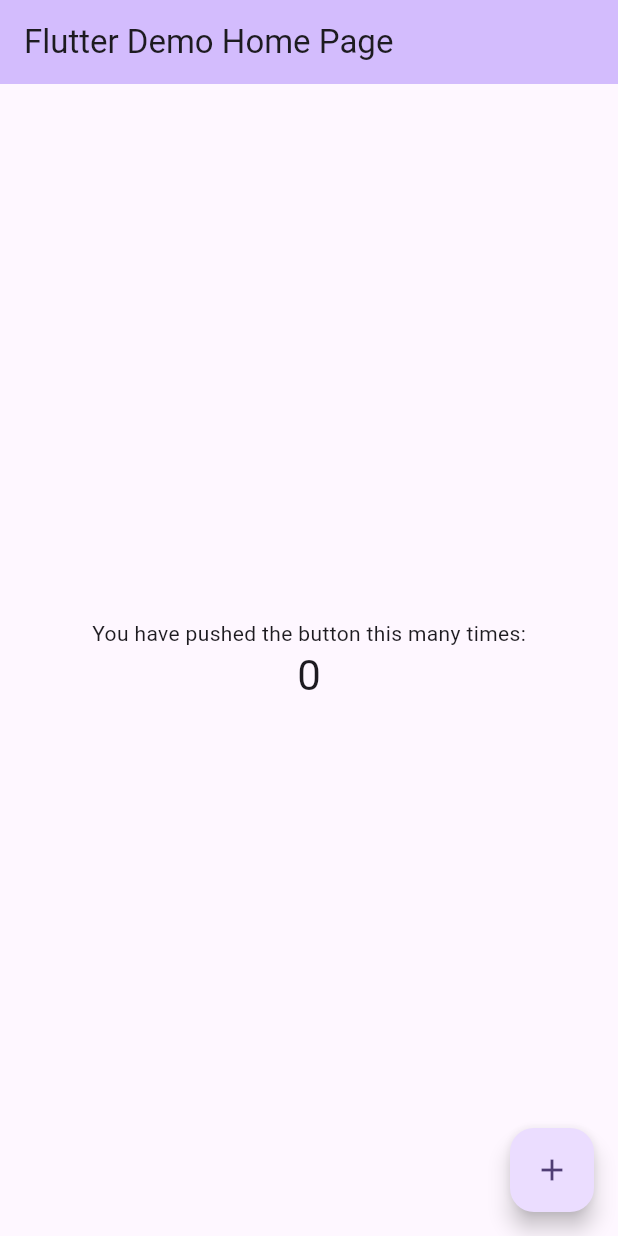
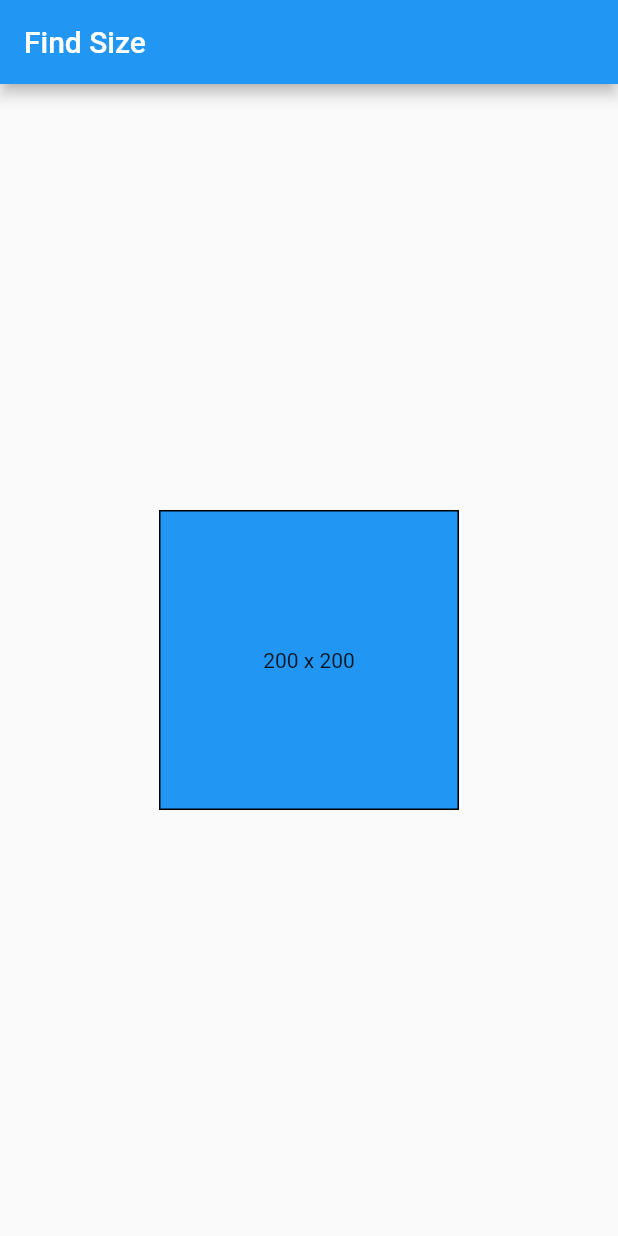
Before and after one commit to nishalsehan/find_size, a Flutter app: the screen it shows after launch, on a phone screen of 412 x 824 dp. Run offline on Flutter 3.47's test engine with Material 2 defaults, Android fonts, the phone set to English and light mode, and no system bars.

Commit message:
example project implemented

```diff
--- a/example/lib/main.dart
+++ b/example/lib/main.dart
@@ -1,3 +1,4 @@
+import 'package:find_size/find_size.dart';
 import 'package:flutter/material.dart';
 
 void main() {
@@ -7,119 +8,74 @@ void main() {
 class MyApp extends StatelessWidget {
   const MyApp({super.key});
 
-  // This widget is the root of your application.
   @override
   Widget build(BuildContext context) {
-    return MaterialApp(
-      title: 'Flutter Demo',
-      theme: ThemeData(
-        // This is the theme of your application.
-        //
-        // TRY THIS: Try running your application with "flutter run". You'll see
-        // the application has a blue toolbar. Then, without quitting the app,
-        // try changing the seedColor in the colorScheme below to Colors.green
-        // and then invoke "hot reload" (save your changes or press the "hot
-        // reload" button in a Flutter-supported IDE, or press "r" if you used
-        // the command line to start the app).
-        //
-        // Notice that the counter didn't reset back to zero; the application
-        // state is not lost during the reload. To reset the state, use hot
-        // restart instead.
-        //
-        // This works for code too, not just values: Most code changes can be
-        // tested with just a hot reload.
-        colorScheme: ColorScheme.fromSeed(seedColor: Colors.deepPurple),
-        useMaterial3: true,
-      ),
-      home: const MyHomePage(title: 'Flutter Demo Home Page'),
+    return const MaterialApp(
+      debugShowCheckedModeBanner: false,
+      home: HomePage(),
     );
   }
 }
 
-class MyHomePage extends StatefulWidget {
-  const MyHomePage({super.key, required this.title});
-
-  // This widget is the home page of your application. It is stateful, meaning
-  // that it has a State object (defined below) that contains fields that affect
-  // how it looks.
-
-  // This class is the configuration for the state. It holds the values (in this
-  // case the title) provided by the parent (in this case the App widget) and
-  // used by the build method of the State. Fields in a Widget subclass are
-  // always marked "final".
-
-  final String title;
+class HomePage extends StatefulWidget {
+  const HomePage({super.key});
 
   @override
-  State<MyHomePage> createState() => _MyHomePageState();
+  HomePageState createState() => HomePageState();
 }
 
-class _MyHomePageState extends State<MyHomePage> {
-  int _counter = 0;
-
-  void _incrementCounter() {
-    setState(() {
-      // This call to setState tells the Flutter framework that something has
-      // changed in this State, which causes it to rerun the build method below
-      // so that the display can reflect the updated values. If we changed
-      // _counter without calling setState(), then the build method would not be
-      // called again, and so nothing would appear to happen.
-      _counter++;
-    });
-  }
+class HomePageState extends State<HomePage> {
+  double width = 200;
+  double height = 200;
+  Size containerSize = Size.zero;
+  Offset? preLocalPosition;
 
   @override
   Widget build(BuildContext context) {
-    // This method is rerun every time setState is called, for instance as done
-    // by the _incrementCounter method above.
-    //
-    // The Flutter framework has been optimized to make rerunning build methods
-    // fast, so that you can just rebuild anything that needs updating rather
-    // than having to individually change instances of widgets.
     return Scaffold(
       appBar: AppBar(
-        // TRY THIS: Try changing the color here to a specific color (to
-        // Colors.amber, perhaps?) and trigger a hot reload to see the AppBar
-        // change color while the other colors stay the same.
-        backgroundColor: Theme.of(context).colorScheme.inversePrimary,
-        // Here we take the value from the MyHomePage object that was created by
-        // the App.build method, and use it to set our appbar title.
-        title: Text(widget.title),
+        title: const Text('Find Size'),
       ),
-      body: Center(
-        // Center is a layout widget. It takes a single child and positions it
-        // in the middle of the parent.
-        child: Column(
-          // Column is also a layout widget. It takes a list of children and
-          // arranges them vertically. By default, it sizes itself to fit its
-          // children horizontally, and tries to be as tall as its parent.
-          //
-          // Column has various properties to control how it sizes itself and
-          // how it positions its children. Here we use mainAxisAlignment to
-          // center the children vertically; the main axis here is the vertical
-          // axis because Columns are vertical (the cross axis would be
-          // horizontal).
-          //
-          // TRY THIS: Invoke "debug painting" (choose the "Toggle Debug Paint"
-          // action in the IDE, or press "p" in the console), to see the
-          // wireframe for each widget.
-          mainAxisAlignment: MainAxisAlignment.center,
-          children: <Widget>[
-            const Text(
-              'You have pushed the button this many times:',
-            ),
-            Text(
-              '$_counter',
-              style: Theme.of(context).textTheme.headlineMedium,
-            ),
-          ],
-        ),
-      ),
-      floatingActionButton: FloatingActionButton(
-        onPressed: _incrementCounter,
-        tooltip: 'Increment',
-        child: const Icon(Icons.add),
-      ), // This trailing comma makes auto-formatting nicer for build methods.
+      body: Column(
+        crossAxisAlignment: CrossAxisAlignment.center,
+        mainAxisAlignment: MainAxisAlignment.center,
+        children: [
+          Row(
+            mainAxisAlignment: MainAxisAlignment.center,
+            children: [
+              FindSize(
+                onChange: (s){
+                  setState(() {
+                    containerSize = s;
+                  });
+                },
+                child: GestureDetector(
+                  onPanUpdate: (details) {
+                    setState(() {
+                      width += details.delta.dx;
+                      height += details.delta.dy;
+                    });
+                  },
+                  child: Container(
+                    width: width,
+                    height: height,
+                    decoration: BoxDecoration(
+                      color: Colors.blue,
+                      border: Border.all(
+                        color: Colors.black,
+                        width: 1
+                      ),
+                    ),
+                    child: Center(
+                      child: Text('${containerSize.width.toInt()} x ${containerSize.height.toInt()}'),
+                    ),
+                  ),
+                ),
+              )
+            ],
+          )
+        ],
+      )
     );
   }
 }
--- a/example/pubspec.yaml
+++ b/example/pubspec.yaml
@@ -34,7 +34,9 @@ dependencies:
 
   # The following adds the Cupertino Icons font to your application.
   # Use with the CupertinoIcons class for iOS style icons.
-  cupertino_icons: ^1.0.2
+  cupertino_icons: ^1.0.6
+  find_size:
+    path: ..
 
 dev_dependencies:
   flutter_test:
@@ -45,7 +47,7 @@ dev_dependencies:
   # activated in the `analysis_options.yaml` file located at the root of your
   # package. See that file for information about deactivating specific lint
   # rules and activating additional ones.
-  flutter_lints: ^2.0.0
+  flutter_lints: ^2.0.3
 
 # For information on the generic Dart part of this file, see the
 # following page: https://dart.dev/tools/pub/pubspec
--- a/lib/find_size.dart
+++ b/lib/find_size.dart
@@ -3,13 +3,13 @@ library find_size;
 import 'package:flutter/material.dart';
 import 'package:flutter/rendering.dart';
 
-typedef OnWidgetSizeChange = void Function(Size size);
+typedef OnWidgetSizeChange = void Function(Size contentSize);
 
-class MeasureSizeRenderObject extends RenderProxyBox {
+class FindSizeRenderObject extends RenderProxyBox {
   late Size oldSize = Size.zero;
   final OnWidgetSizeChange onChange;
 
-  MeasureSizeRenderObject(this.onChange);
+  FindSizeRenderObject(this.onChange);
 
   @override
   void performLayout() {
@@ -25,10 +25,10 @@ class MeasureSizeRenderObject extends RenderProxyBox {
   }
 }
 
-class MeasureSize extends SingleChildRenderObjectWidget {
+class FindSize extends SingleChildRenderObjectWidget {
   final OnWidgetSizeChange onChange;
 
-  const MeasureSize({
+  const FindSize({
     Key? key,
     required this.onChange,
     required Widget child,
@@ -36,6 +36,6 @@ class MeasureSize extends SingleChildRenderObjectWidget {
 
   @override
   RenderObject createRenderObject(BuildContext context) {
-    return MeasureSizeRenderObject(onChange);
+    return FindSizeRenderObject(onChange);
   }
 }
--- a/pubspec.yaml
+++ b/pubspec.yaml
@@ -1,10 +1,10 @@
 name: find_size
 description: A new Flutter package project.
 version: 0.0.1
-homepage:
+homepage: https://github.com/nishalsehan/find_size
 
 environment:
-  sdk: '>=3.1.3 <4.0.0'
+  sdk: '>=2.18.0 <4.0.0'
   flutter: ">=1.17.0"
 
 dependencies:
@@ -14,7 +14,7 @@ dependencies:
 dev_dependencies:
   flutter_test:
     sdk: flutter
-  flutter_lints: ^2.0.0
+  flutter_lints: ^2.0.3
 
 # For information on the generic Dart part of this file, see the
 # following page: https://dart.dev/tools/pub/pubspec
```
Also changed, not shown: example/pubspec.lock.
